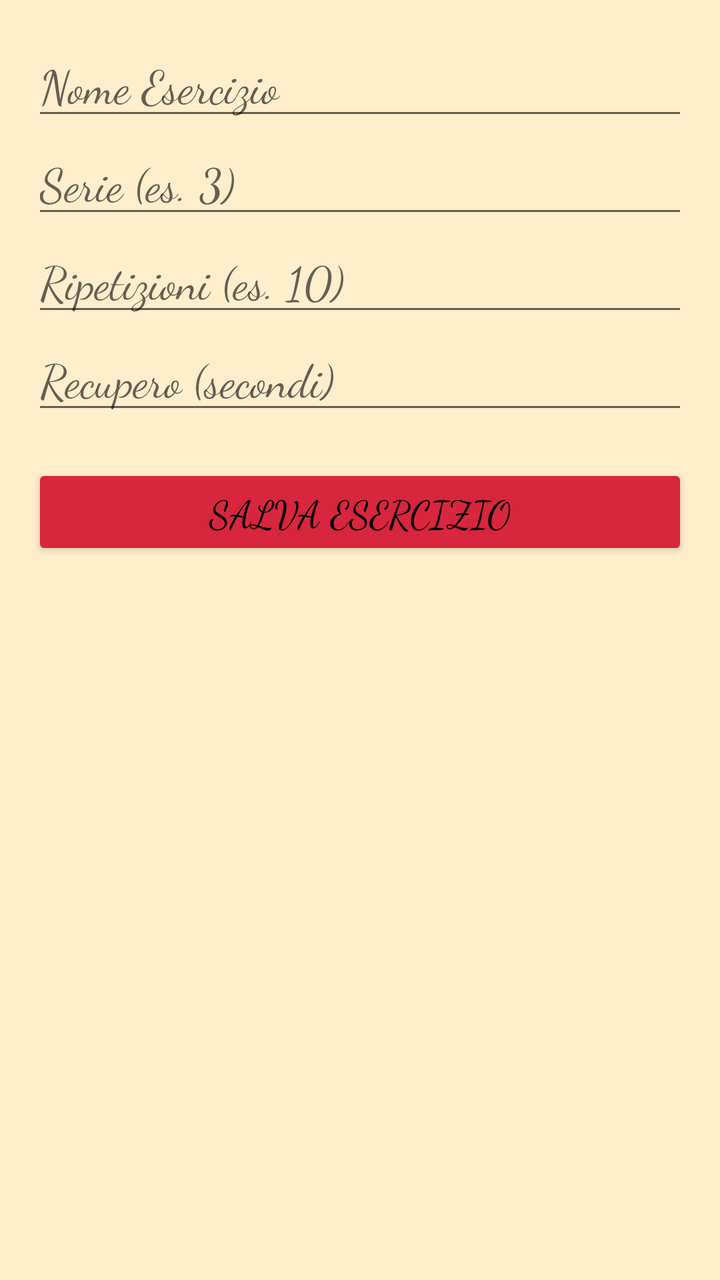
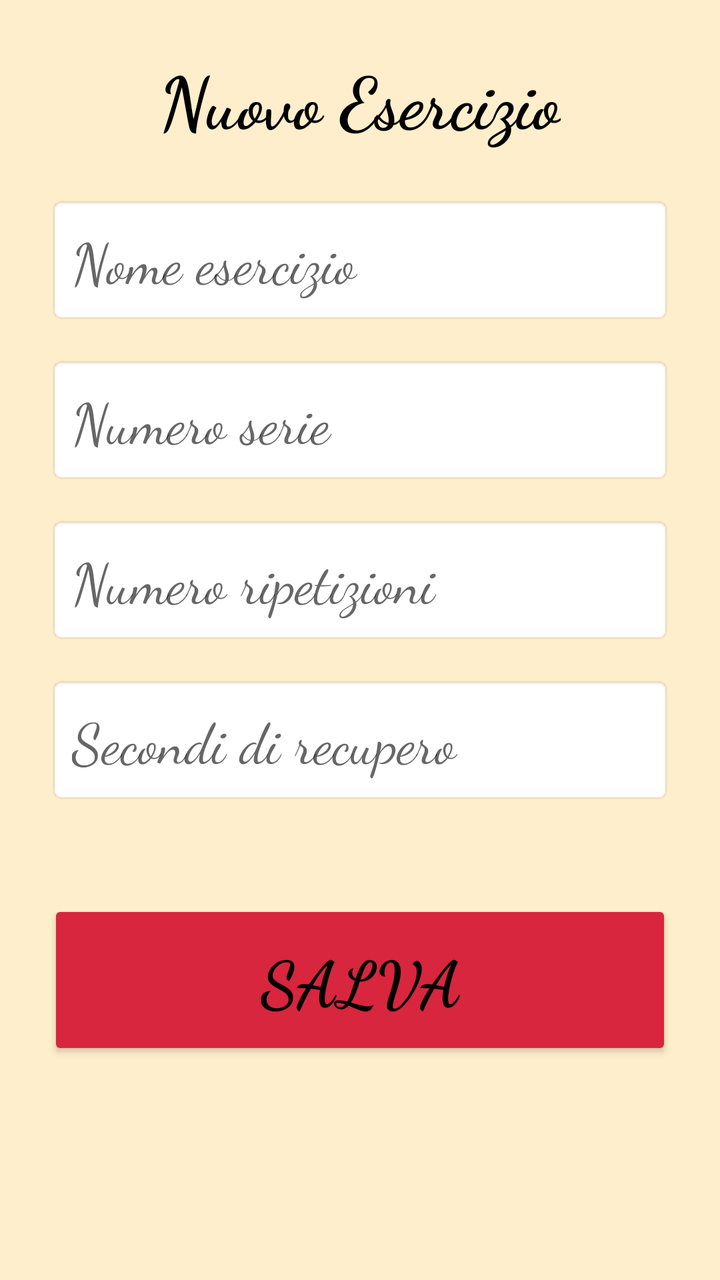

Screens rendered from an Android XML layout before and after an edit, with the pre-edit source and the edit as a unified diff.
<!-- AndroidManifest.xml: application theme Theme.AppCompat.Light.NoActionBar -->
<!-- res/layout/activity_add_exercise.xml -->
<?xml version="1.0" encoding="utf-8"?>
<LinearLayout xmlns:android="http://schemas.android.com/apk/res/android"
    android:layout_width="match_parent"
    android:layout_height="match_parent"
    android:orientation="vertical"
    android:padding="16dp"
    android:background="#FFEC">

    
    <EditText
        android:id="@+id/etName"
        android:layout_width="match_parent"
        android:layout_height="wrap_content"
        android:hint="@string/nome_esercizio"
        android:fontFamily="cursive"
        android:textSize="23sp"/>

    
    <EditText
        android:id="@+id/etSets"
        android:layout_width="match_parent"
        android:layout_height="wrap_content"
        android:hint="@string/serie"
        android:inputType="number"
        android:fontFamily="cursive"
        android:textSize="23sp"/>

    
    <EditText
        android:id="@+id/etReps"
        android:layout_width="match_parent"
        android:layout_height="wrap_content"
        android:hint="@string/ripetizioni"
        android:inputType="number"
        android:fontFamily="cursive"
        android:textSize="23sp"/>

    
    <EditText
        android:id="@+id/etRecovery"
        android:layout_width="match_parent"
        android:layout_height="wrap_content"
        android:hint="@string/recupero"
        android:inputType="number"
        android:fontFamily="cursive"
        android:textSize="23sp"/>

    
    <Button
        android:id="@+id/btnSave"
        android:layout_width="match_parent"
        android:layout_height="wrap_content"
        android:text="@string/salva"
        android:layout_marginTop="20dp"
        android:backgroundTint="#D7263D"
        android:textColor="#000000"
        android:fontFamily="cursive"
        android:textSize="19sp"/>

</LinearLayout>
<!-- resources referenced by this layout -->
<resources>
  <string name="nome_esercizio">Nome Esercizio</string>
  <string name="recupero">Recupero (secondi)</string>
  <string name="ripetizioni">Ripetizioni (es. 10)</string>
  <string name="salva">Salva Esercizio</string>
  <string name="serie">Serie (es. 3)</string>
</resources>

<!-- the commit's change to res/layout/activity_add_exercise.xml (unified diff, before → after) -->
@@ -3,58 +3,90 @@
     android:layout_width="match_parent"
     android:layout_height="match_parent"
     android:orientation="vertical"
-    android:padding="16dp"
+    android:padding="24dp"
     android:background="#FFEC">
+
+    <TextView
+        android:layout_width="wrap_content"
+        android:layout_height="wrap_content"
+        android:text="Nuovo Esercizio"
+        android:textSize="36sp"
+        android:textStyle="bold"
+        android:fontFamily="cursive"
+        android:layout_marginBottom="24dp"
+        android:layout_gravity="center_horizontal"
+        android:textColor="#000000"/>
 
     
     <EditText
         android:id="@+id/etName"
         android:layout_width="match_parent"
-        android:layout_height="wrap_content"
+        android:layout_height="64dp"
         android:hint="@string/nome_esercizio"
         android:fontFamily="cursive"
-        android:textSize="23sp"/>
+        android:textSize="28sp"
+        android:paddingStart="12dp"
+        android:paddingEnd="12dp"
+        android:background="@android:drawable/editbox_background_normal"
+        android:textColor="#000000"
+        android:layout_marginBottom="16dp"/>
 
     
     <EditText
         android:id="@+id/etSets"
         android:layout_width="match_parent"
-        android:layout_height="wrap_content"
+        android:layout_height="64dp"
         android:hint="@string/serie"
         android:inputType="number"
         android:fontFamily="cursive"
-        android:textSize="23sp"/>
+        android:textSize="28sp"
+        android:paddingStart="12dp"
+        android:paddingEnd="12dp"
+        android:background="@android:drawable/editbox_background_normal"
+        android:textColor="#000000"
+        android:layout_marginBottom="16dp"/>
 
     
     <EditText
         android:id="@+id/etReps"
         android:layout_width="match_parent"
-        android:layout_height="wrap_content"
+        android:layout_height="64dp"
         android:hint="@string/ripetizioni"
         android:inputType="number"
         android:fontFamily="cursive"
-        android:textSize="23sp"/>
+        android:textSize="28sp"
+        android:paddingStart="12dp"
+        android:paddingEnd="12dp"
+        android:background="@android:drawable/editbox_background_normal"
+        android:textColor="#000000"
+        android:layout_marginBottom="16dp"/>
 
     
     <EditText
         android:id="@+id/etRecovery"
         android:layout_width="match_parent"
-        android:layout_height="wrap_content"
+        android:layout_height="64dp"
         android:hint="@string/recupero"
         android:inputType="number"
         android:fontFamily="cursive"
-        android:textSize="23sp"/>
+        android:textSize="28sp"
+        android:paddingStart="12dp"
+        android:paddingEnd="12dp"
+        android:background="@android:drawable/editbox_background_normal"
+        android:textColor="#000000"
+        android:layout_marginBottom="16dp"/>
 
     
     <Button
         android:id="@+id/btnSave"
         android:layout_width="match_parent"
-        android:layout_height="wrap_content"
+        android:layout_height="80dp"
         android:text="@string/salva"
-        android:layout_marginTop="20dp"
+        android:layout_marginTop="32dp"
         android:backgroundTint="#D7263D"
         android:textColor="#000000"
         android:fontFamily="cursive"
-        android:textSize="19sp"/>
+        android:textSize="32sp"
+        android:textStyle="bold"/>
 
 </LinearLayout>
<!-- resource entries referenced after the edit -->
@@ -1,9 +1,9 @@
 <!-- resources referenced by this layout -->
 <resources>
-  <string name="nome_esercizio">Nome Esercizio</string>
-  <string name="recupero">Recupero (secondi)</string>
-  <string name="ripetizioni">Ripetizioni (es. 10)</string>
-  <string name="salva">Salva Esercizio</string>
-  <string name="serie">Serie (es. 3)</string>
+  <string name="nome_esercizio">Nome esercizio</string>
+  <string name="recupero">Secondi di recupero</string>
+  <string name="ripetizioni">Numero ripetizioni</string>
+  <string name="salva">Salva</string>
+  <string name="serie">Numero serie</string>
 </resources>
 
